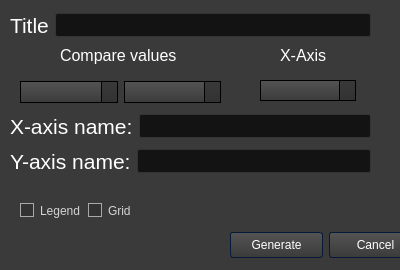
The window that Qt_Designer/scatterchartdialog.ui (bb305496/CSV_Weather_Dashboard) describes before a commit, drawn with Qt 5.
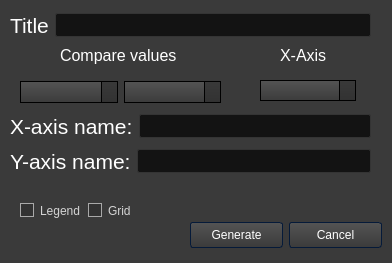
The same window after the commit. Icons and pictures are not drawn.

What changed in the file:
```diff
--- a/Qt_Designer/scatterchartdialog.ui
+++ b/Qt_Designer/scatterchartdialog.ui
@@ -6,8 +6,8 @@
    <rect>
     <x>0</x>
     <y>0</y>
-    <width>400</width>
-    <height>270</height>
+    <width>392</width>
+    <height>263</height>
    </rect>
   </property>
   <property name="windowTitle">
@@ -1010,8 +1010,8 @@
   <widget class="QWidget" name="layoutWidget">
    <property name="geometry">
     <rect>
-     <x>230</x>
-     <y>230</y>
+     <x>190</x>
+     <y>220</y>
      <width>192</width>
      <height>30</height>
     </rect>
```
